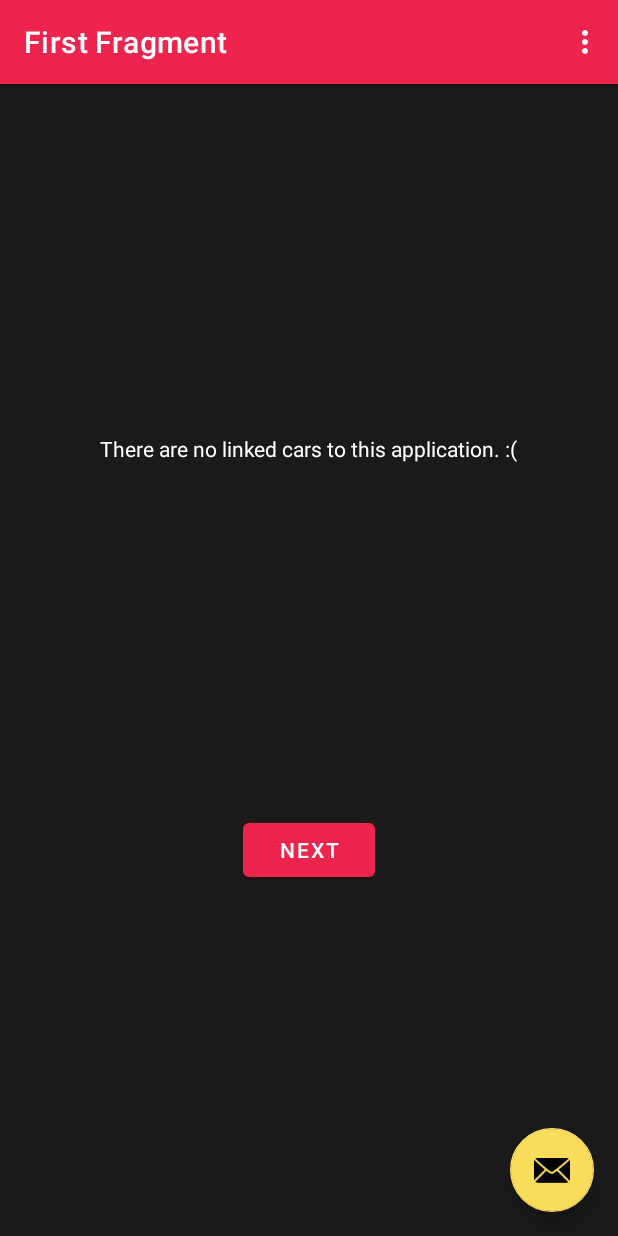
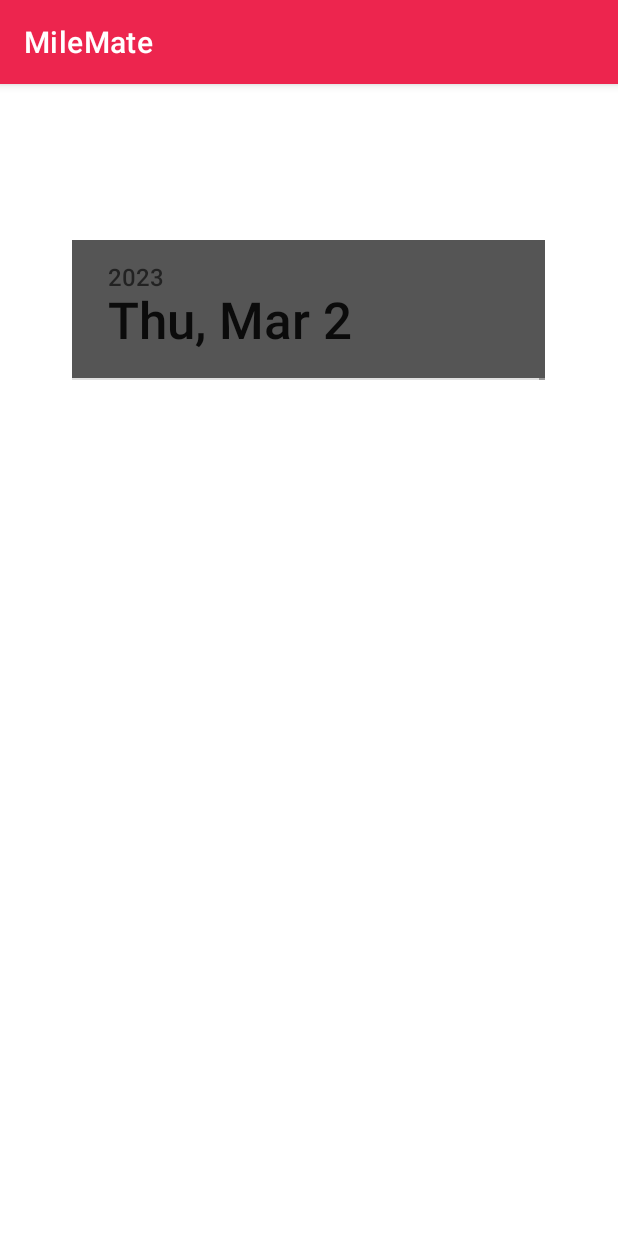
Before and after one commit to JonasKucinskas/MileMate, an Android app: the screen it shows after launch (MainActivity before the commit, CheckUpPage after it), after a tap on "NEXT", on a phone screen of 412 x 824 dp. Run offline under Robolectric (Android 15) with nearby library versions, the phone set to English and light mode, and no system bars; our stand-ins replace navigation-ui.

Commit message:
Added check-up expiry date picker

```diff
--- a/app/src/main/AndroidManifest.xml
+++ b/app/src/main/AndroidManifest.xml
@@ -12,6 +12,9 @@
         android:theme="@style/Theme.MileMate"
         tools:targetApi="31">
         <activity
+            android:name=".CheckUpPage"
+            android:exported="false" />
+        <activity
             android:name=".MainActivity"
             android:exported="true"
             android:theme="@style/Theme.MileMate.NoActionBar">
--- a/app/src/main/java/com/example/milemate/FirstFragment.kt
+++ b/app/src/main/java/com/example/milemate/FirstFragment.kt
@@ -1,11 +1,11 @@
 package com.example.milemate
 
+import android.content.Intent
 import android.os.Bundle
-import androidx.fragment.app.Fragment
 import android.view.LayoutInflater
 import android.view.View
 import android.view.ViewGroup
-import androidx.navigation.fragment.findNavController
+import androidx.fragment.app.Fragment
 import com.example.milemate.databinding.FragmentFirstBinding
 
 /**
@@ -33,6 +33,8 @@ class FirstFragment : Fragment() {
         super.onViewCreated(view, savedInstanceState)
 
         binding.buttonFirst.setOnClickListener {
+            val checkUpPage = Intent(context, CheckUpPage::class.java)
+            startActivity(checkUpPage)
         }
     }
 
--- /dev/null
+++ b/app/src/main/res/layout/activity_check_up_page.xml
@@ -0,0 +1,21 @@
+<?xml version="1.0" encoding="utf-8"?>
+<androidx.constraintlayout.widget.ConstraintLayout xmlns:android="http://schemas.android.com/apk/res/android"
+    xmlns:app="http://schemas.android.com/apk/res-auto"
+    xmlns:tools="http://schemas.android.com/tools"
+    android:layout_width="match_parent"
+    android:layout_height="match_parent"
+    tools:context=".CheckUpPage">
+
+    <DatePicker
+        android:id="@+id/setCheckUpDatePicker"
+        style="@android:style/Widget.DeviceDefault.DatePicker"
+        android:layout_width="315dp"
+        android:layout_height="93dp"
+        android:layout_marginTop="104dp"
+        android:onClick="openDatePicker"
+        app:layout_constraintEnd_toEndOf="parent"
+        app:layout_constraintHorizontal_bias="0.498"
+        app:layout_constraintStart_toStartOf="parent"
+        app:layout_constraintTop_toTopOf="parent" />
+
+</androidx.constraintlayout.widget.ConstraintLayout>
--- a/app/src/main/res/layout/fragment_first.xml
+++ b/app/src/main/res/layout/fragment_first.xml
@@ -22,6 +22,7 @@
         android:layout_width="wrap_content"
         android:layout_height="wrap_content"
         android:text="@string/next"
+        android:onClick="CheckUpPage"
         app:layout_constraintBottom_toBottomOf="parent"
         app:layout_constraintEnd_toEndOf="parent"
         app:layout_constraintStart_toStartOf="parent"
--- a/app/src/main/res/values/strings.xml
+++ b/app/src/main/res/values/strings.xml
@@ -10,4 +10,5 @@
     <string name="no_cars">There are no linked cars to this application. :(</string>
     <string name="hello_second_fragment">Hello second fragment. Arg: %1$s</string>
     <string name="placeholder">Placeholder</string>
+    <string name="check_up_expiry_date">Check Up Expiry Date</string>
 </resources>
```
Also changed, not shown: app/src/main/java/com/example/milemate/CheckUpPage.kt (added, +43 -0 lines).
